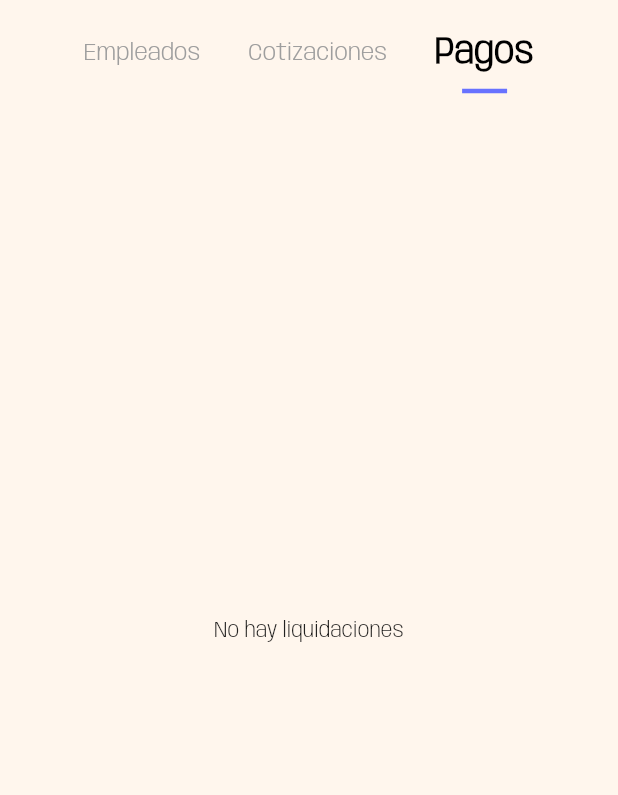
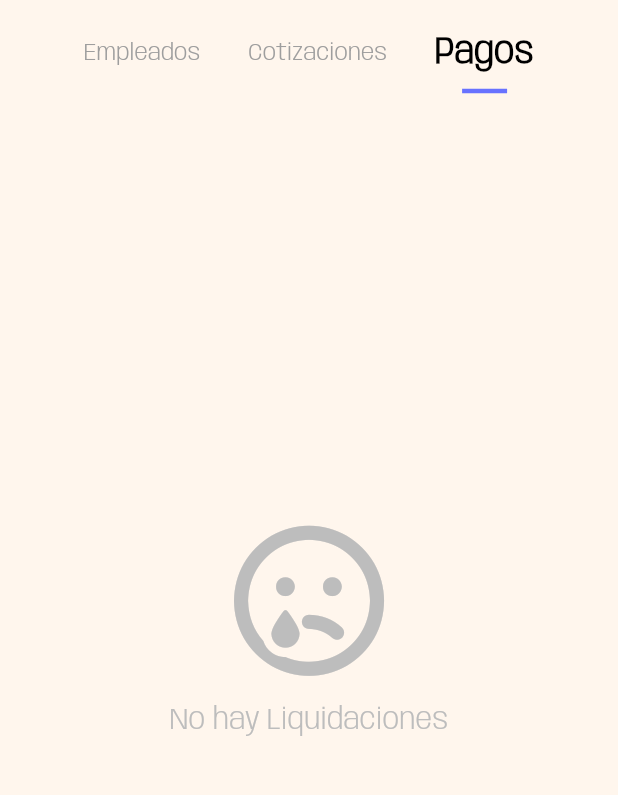
Before and after one commit to jose15dev/cotization_dm, a Flutter app: the InitialRootPage screen opened directly, tab 3 chosen, on a phone screen of 412 x 824 dp, the part 65-860 px from its top. Run offline on Flutter 3.47's test engine with Material 2 defaults, Android fonts, the phone set to English and light mode, and no system bars; drawn by our look-alikes of auto_size_text; our stand-ins replace bloc, contacts_service, currency_text_input_formatter, equatable, flutter_bloc, font_awesome_flutter and 10 more; missing offline and left inert: qr_code_scanner, syncfusion_flutter_pdf; accounts and stored records are empty; project files that could hold a hidden picture were left out.

Commit message:
Cambiar mensaje de no hay liquidaciones

```diff
--- a/lib/ui/pages/liquidation_page/pages/fetch_liquidation_page.dart
+++ b/lib/ui/pages/liquidation_page/pages/fetch_liquidation_page.dart
@@ -4,6 +4,7 @@ import 'package:cotizacion_dm/ui/styled/loading_indicator.dart';
 import 'package:cotizacion_dm/ui/utilities/utilities.dart';
 import 'package:flutter/material.dart';
 import 'package:flutter_bloc/flutter_bloc.dart';
+import 'package:font_awesome_flutter/font_awesome_flutter.dart';
 
 class FetchLiquidationList extends StatefulWidget {
   const FetchLiquidationList({super.key});
@@ -82,8 +83,25 @@ class _FetchLiquidationListState extends State<FetchLiquidationList> {
             );
           }
           if (state is FetchLiquidationOnEmpty) {
-            return const Center(
-              child: Text("No hay liquidaciones"),
+            return Column(
+              mainAxisAlignment: MainAxisAlignment.center,
+              children: [
+                Icon(
+                  FontAwesomeIcons.faceSadTear,
+                  size: 100.0,
+                  color: Colors.grey.shade400,
+                ),
+                const SizedBox(
+                  height: 20.0,
+                ),
+                Text(
+                  "No hay Liquidaciones",
+                  style: TextStyle(
+                    fontSize: 20.0,
+                    color: Colors.grey.shade400,
+                  ),
+                ),
+              ],
             );
           }
           return const SizedBox.shrink();
```
